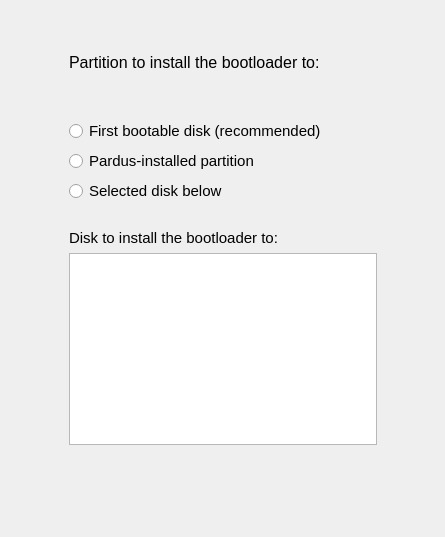
First picture: the form in yali4/gui/Ui/rescuegrubwidget.ui, repository dadas45li/yali, before the edit.
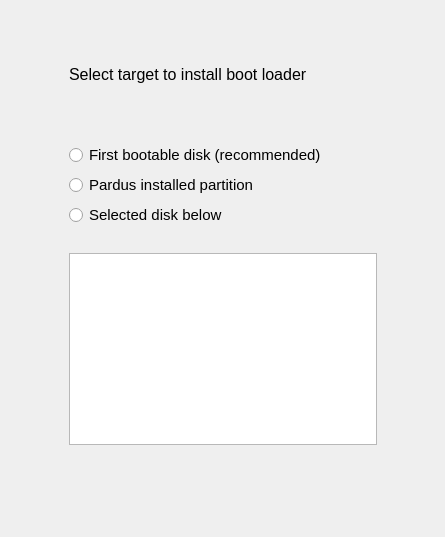
Second picture: the form after the edit.

```diff
--- a/yali4/gui/Ui/rescuegrubwidget.ui
+++ b/yali4/gui/Ui/rescuegrubwidget.ui
@@ -17,7 +17,7 @@
    <string notr="true"/>
   </property>
   <layout class="QGridLayout" name="gridLayout">
-   <item row="0" column="2">
+   <item row="0" column="1" colspan="2">
     <spacer>
      <property name="orientation">
       <enum>Qt::Vertical</enum>
@@ -41,11 +41,11 @@
       </font>
      </property>
      <property name="text">
-      <string>Partition to install the bootloader to:</string>
+      <string>Select target to install boot loader</string>
      </property>
     </widget>
    </item>
-   <item row="2" column="1">
+   <item row="2" column="1" colspan="2">
     <spacer name="verticalSpacer_2">
      <property name="orientation">
       <enum>Qt::Vertical</enum>
@@ -80,7 +80,7 @@
         </font>
        </property>
        <property name="text">
-        <string>Pardus-installed partition</string>
+        <string>Pardus installed partition</string>
        </property>
       </widget>
      </item>
@@ -98,7 +98,7 @@
      </item>
     </layout>
    </item>
-   <item row="4" column="1">
+   <item row="4" column="1" colspan="2">
     <spacer name="verticalSpacer">
      <property name="orientation">
       <enum>Qt::Vertical</enum>
@@ -132,21 +132,6 @@
    </item>
    <item row="5" column="1" colspan="2">
     <layout class="QVBoxLayout">
-     <item>
-      <widget class="QLabel" name="select_disk_label">
-       <property name="font">
-        <font>
-         <pointsize>11</pointsize>
-        </font>
-       </property>
-       <property name="text">
-        <string>Disk to install the bootloader to:</string>
-       </property>
-       <property name="wordWrap">
-        <bool>false</bool>
-       </property>
-      </widget>
-     </item>
      <item>
       <widget class="QListWidget" name="deviceList">
        <property name="styleSheet">
```
